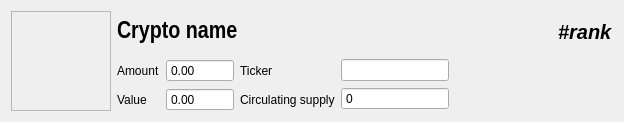
Before: the Qt Designer form ui/cryptoWidget.ui in LostPy/poo-cryptoApp, drawn with Qt 5.
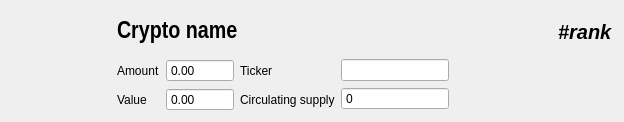
After: the same form once the commit is applied.

Commit message: Add logo to cryptoWidget

The edit to the form file:
```diff
--- a/ui/cryptoWidget.ui
+++ b/ui/cryptoWidget.ui
@@ -15,7 +15,7 @@
   </property>
   <layout class="QHBoxLayout" name="horizontalLayout_5">
    <item>
-    <widget class="QFrame" name="frame">
+    <widget class="QLabel" name="labelLogo">
      <property name="minimumSize">
       <size>
        <width>100</width>
@@ -28,11 +28,8 @@
        <height>100</height>
       </size>
      </property>
-     <property name="frameShape">
-      <enum>QFrame::StyledPanel</enum>
-     </property>
-     <property name="frameShadow">
-      <enum>QFrame::Raised</enum>
+     <property name="text">
+      <string/>
      </property>
     </widget>
    </item>
```
The commit also changes 3 other files.
